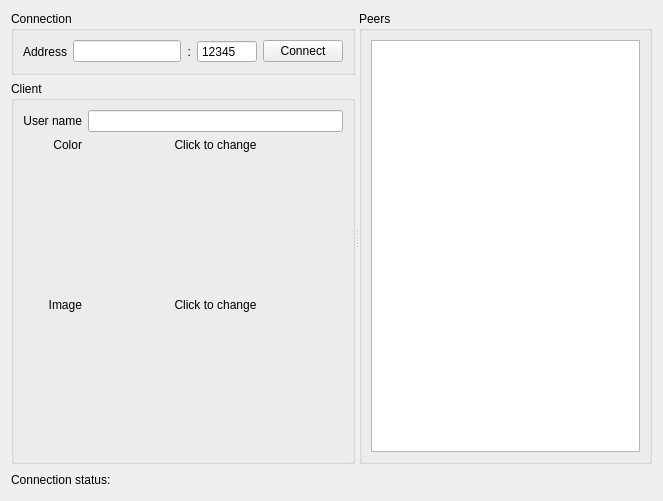
This is TeamRadarDlg.ui in congchenutd/teamradar as Qt 5 draws it before an edit. The edited form follows.
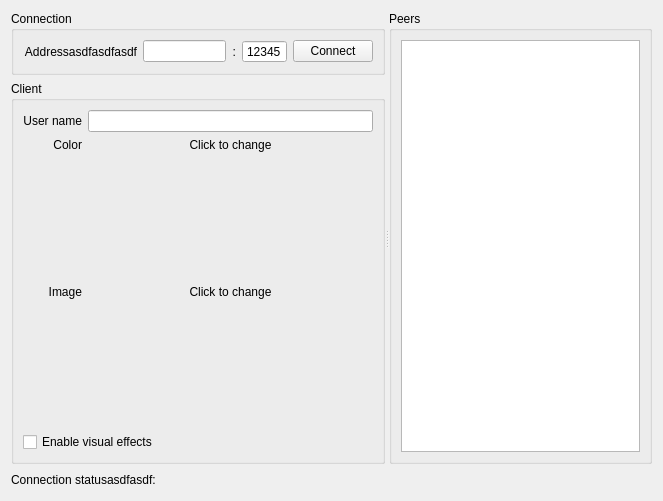
This is the edited form. Icons and pictures are not drawn. Custom widgets are drawn as their Qt base class.

The edit to the form file:
```diff
--- a/TeamRadarDlg.ui
+++ b/TeamRadarDlg.ui
@@ -36,7 +36,7 @@
           <item>
            <widget class="QLabel" name="label">
             <property name="text">
-             <string>Address</string>
+             <string>Addressasdfasdfasdf</string>
             </property>
             <property name="alignment">
              <set>Qt::AlignRight|Qt::AlignTrailing|Qt::AlignVCenter</set>
@@ -162,6 +162,13 @@
             </property>
            </widget>
           </item>
+          <item row="3" column="0" colspan="2">
+           <widget class="QCheckBox" name="cbVisualEffects">
+            <property name="text">
+             <string>Enable visual effects</string>
+            </property>
+           </widget>
+          </item>
          </layout>
         </widget>
        </item>
@@ -191,7 +198,7 @@
      <item>
       <widget class="QLabel" name="label_5">
        <property name="text">
-        <string>Connection status:</string>
+        <string>Connection statusasdfasdf:</string>
        </property>
       </widget>
      </item>
```
